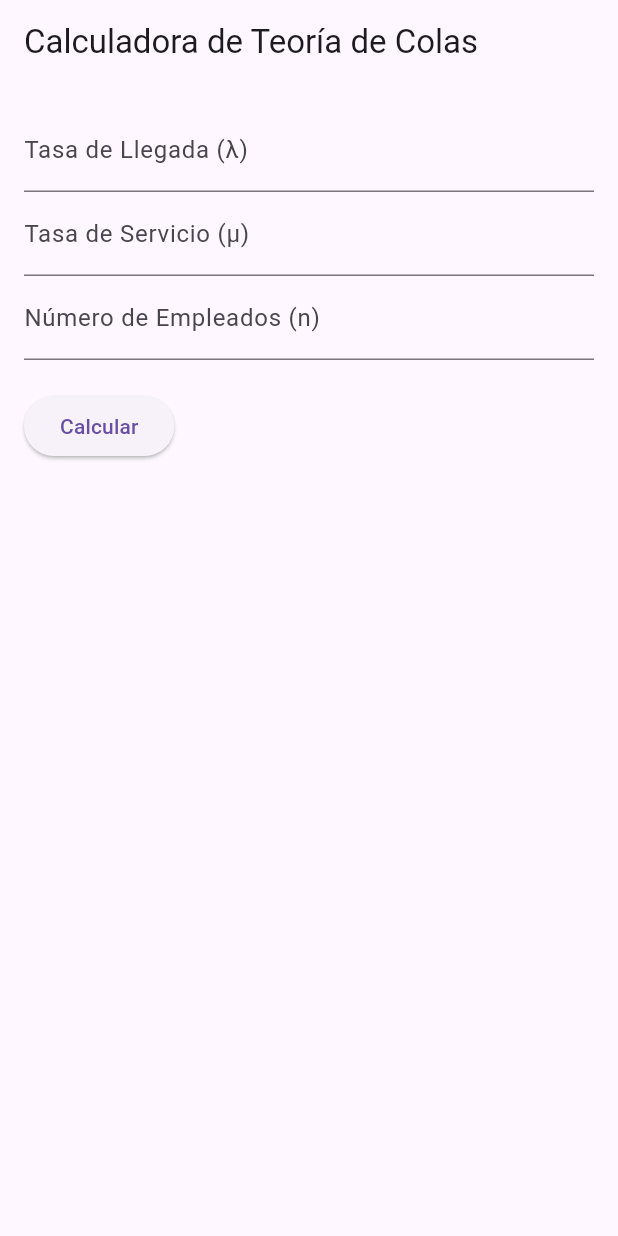
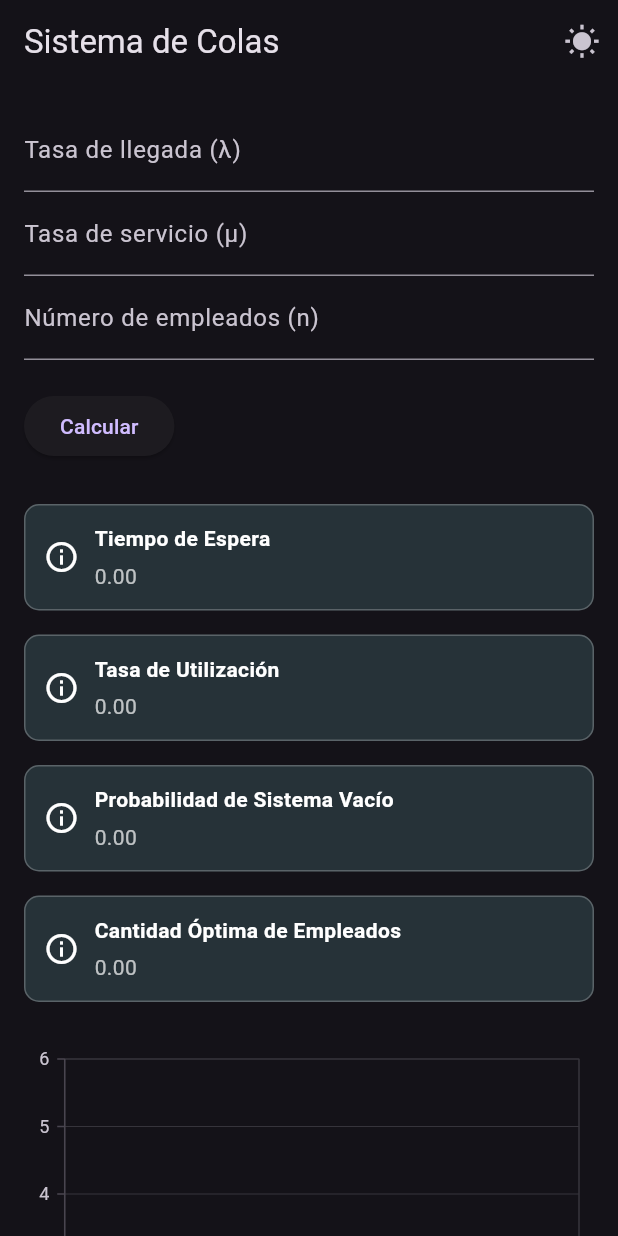
Before and after one commit to sedress/Teoria_de_colas, a Flutter app: the screen it shows after launch, on a phone screen of 412 x 824 dp. Run offline on Flutter 3.47's test engine with Material 3 defaults, Android fonts, the phone set to English and light mode, and no system bars; our stand-ins replace syncfusion_flutter_charts.

Commit message:
Grafico, modo oscuro, y parte de los resultados funcionando

```diff
--- a/lib/main.dart
+++ b/lib/main.dart
@@ -1,85 +1,160 @@
 import 'package:flutter/material.dart';
-import 'package:fl_chart/fl_chart.dart';
-import 'queue_theory_model.dart';
+import 'package:syncfusion_flutter_charts/charts.dart';
 
-void main() {
-  runApp(QueueApp());
+void main() => runApp(MyApp());
+
+class MyApp extends StatefulWidget {
+  @override
+  _MyAppState createState() => _MyAppState();
 }
 
-class QueueApp extends StatelessWidget {
+class _MyAppState extends State<MyApp> {
+  bool _isDarkMode = true; // Variable para controlar el modo oscuro
+
+  void _toggleTheme() {
+    setState(() {
+      _isDarkMode = !_isDarkMode; // Alternar entre modo claro y oscuro
+    });
+  }
+
   @override
   Widget build(BuildContext context) {
     return MaterialApp(
-      title: 'Calculadora de Teoría de Colas',
-      theme: ThemeData(
-        primarySwatch: Colors.blue,
-      ),
-      home: PantallaCalculadoraColas(),
+      title: 'Sistema de Colas',
+      theme: _isDarkMode
+          ? ThemeData.dark() // Modo oscuro
+          : ThemeData.light(), // Modo claro
+      home: SistemaColasScreen(toggleTheme: _toggleTheme, isDarkMode: _isDarkMode),
     );
   }
 }
 
-class PantallaCalculadoraColas extends StatefulWidget {
+class SistemaColasScreen extends StatefulWidget {
+  final Function toggleTheme;
+  final bool isDarkMode;
+
+  SistemaColasScreen({required this.toggleTheme, required this.isDarkMode});
+
   @override
-  _PantallaCalculadoraColasState createState() => _PantallaCalculadoraColasState();
+  _SistemaColasScreenState createState() => _SistemaColasScreenState();
 }
 
-class _PantallaCalculadoraColasState extends State<PantallaCalculadoraColas> {
-  final _controladorLlegada = TextEditingController();
-  final _controladorServicio = TextEditingController();
-  final _controladorEmpleados = TextEditingController();
-  QueueTheoryModel? _modeloColas;
+class _SistemaColasScreenState extends State<SistemaColasScreen> {
+  final _lambdaController = TextEditingController();
+  final _muController = TextEditingController();
+  final _nController = TextEditingController();
+  double _espera = 0.0;
+  double _utilizacion = 0.0;
+  double _probabilidadVacia = 0.0;
+  double _empleadosOptimos = 0.0;
+
+  List<Map<String, dynamic>> _graphData = [];
 
   void _calcular() {
-    setState(() {
-      double tasaLlegada = double.parse(_controladorLlegada.text);
-      double tasaServicio = double.parse(_controladorServicio.text);
-      int numeroEmpleados = int.parse(_controladorEmpleados.text);
-
-      _modeloColas = QueueTheoryModel(
-        tasaLlegada: tasaLlegada,
-        tasaServicio: tasaServicio,
-        numeroEmpleados: numeroEmpleados,
+    if (_lambdaController.text.isEmpty || _muController.text.isEmpty || _nController.text.isEmpty) {
+      ScaffoldMessenger.of(context).showSnackBar(
+        SnackBar(content: Text('Por favor, ingrese todos los valores.')),
       );
-    });
+      return;
     }
 
-  void _mostrarGraficoTiempoEspera() {
-    if (_modeloColas != null) {
-      Navigator.push(
-        context,
-        MaterialPageRoute(
-          builder: (context) => GraficoTiempoEspera(
-            tiempoEsperaPromedio: _modeloColas!.tiempoEsperaPromedio,
+    try {
+      final lambda = double.parse(_lambdaController.text);
+      final mu = double.parse(_muController.text);
+      final n = int.parse(_nController.text);
+
+      final tiempoEspera = 1 / (mu - lambda);
+      final utilizacion = lambda / (mu * n);
+      final probabilidadVacia = 1 - utilizacion;
+      final empleadosOptimos = lambda / mu;
+
+      setState(() {
+        _espera = tiempoEspera;
+        _utilizacion = utilizacion;
+        _probabilidadVacia = probabilidadVacia;
+        _empleadosOptimos = empleadosOptimos;
+
+        // Actualizamos los datos del gráfico
+        _graphData = [
+          {'name': 'Tiempo de Espera', 'value': _espera},
+          {'name': 'Tasa de Utilización', 'value': _utilizacion},
+          {'name': 'Probabilidad Vacía', 'value': _probabilidadVacia},
+          {'name': 'Empleados Óptimos', 'value': _empleadosOptimos},
+        ];
+      });
+    } catch (e) {
+      ScaffoldMessenger.of(context).showSnackBar(
+        SnackBar(content: Text('Error en los cálculos. Verifique los valores ingresados.')),
+      );
+    }
+  }
+
+  Widget _buildMetricContainer(String label, double value) {
+    return Container(
+      margin: EdgeInsets.symmetric(vertical: 8.0),
+      padding: EdgeInsets.all(12.0),
+      decoration: BoxDecoration(
+        color: Colors.blueGrey[900],
+        borderRadius: BorderRadius.circular(10),
+        border: Border.all(color: Colors.white24),
+      ),
+      child: Row(
+        children: [
+          Icon(Icons.info_outline, color: Colors.white),
+          SizedBox(width: 10),
+          Expanded(
+            child: Column(
+              crossAxisAlignment: CrossAxisAlignment.start,
+              children: [
+                Text(
+                  label,
+                  style: TextStyle(color: Colors.white, fontWeight: FontWeight.bold),
+                ),
+                SizedBox(height: 5),
+                Text(
+                  value.toStringAsFixed(2),
+                  style: TextStyle(color: Colors.white70),
+                ),
+              ],
             ),
           ),
+        ],
+      ),
     );
-    }
   }
 
   @override
   Widget build(BuildContext context) {
     return Scaffold(
-      appBar: AppBar(title: Text('Calculadora de Teoría de Colas')),
-      body: Padding(
+      appBar: AppBar(
+        title: Text('Sistema de Colas'),
+        actions: [
+          IconButton(
+            icon: Icon(widget.isDarkMode ? Icons.wb_sunny : Icons.nightlight_round),
+            onPressed: () => widget.toggleTheme(), // Llamamos a la función para alternar el tema
+          ),
+        ],
+      ),
+      body: SingleChildScrollView( // Hacemos la columna desplazable
+        child: Padding(
           padding: const EdgeInsets.all(16.0),
           child: Column(
             crossAxisAlignment: CrossAxisAlignment.start,
             children: [
               TextField(
-              controller: _controladorLlegada,
+                controller: _lambdaController,
+                decoration: InputDecoration(labelText: 'Tasa de llegada (λ)'),
                 keyboardType: TextInputType.number,
-              decoration: InputDecoration(labelText: 'Tasa de Llegada (λ)'),
               ),
               TextField(
-              controller: _controladorServicio,
+                controller: _muController,
+                decoration: InputDecoration(labelText: 'Tasa de servicio (μ)'),
                 keyboardType: TextInputType.number,
-              decoration: InputDecoration(labelText: 'Tasa de Servicio (μ)'),
               ),
               TextField(
-              controller: _controladorEmpleados,
+                controller: _nController,
+                decoration: InputDecoration(labelText: 'Número de empleados (n)'),
                 keyboardType: TextInputType.number,
-              decoration: InputDecoration(labelText: 'Número de Empleados (n)'),
               ),
               SizedBox(height: 20),
               ElevatedButton(
@@ -87,107 +162,24 @@ class _PantallaCalculadoraColasState extends State<PantallaCalculadoraColas> {
                 child: Text('Calcular'),
               ),
               SizedBox(height: 20),
-            if (_modeloColas != null) ...[
-              TarjetaResultado(
-                titulo: 'Tiempo Promedio de Espera',
-                valor: '${_modeloColas!.tiempoEsperaPromedio.toStringAsFixed(2)} mins',
-              ),
-              TarjetaResultado(
-                titulo: 'Tasa de Utilización',
-                valor: '${(_modeloColas!.tasaUtilizacion * 100).toStringAsFixed(2)} %',
-              ),
-              TarjetaResultado(
-                titulo: 'Probabilidad de Sistema Vacío',
-                valor: '${(_modeloColas!.probabilidadSistemaVacio * 100).toStringAsFixed(2)} %',
-              ),
-              TarjetaResultado(
-                titulo: 'Cantidad Óptima de Empleados',
-                valor: '${_modeloColas!.cantidadOptimaEmpleados}',
-              ),
+              // Contenedor para cada resultado
+              _buildMetricContainer('Tiempo de Espera', _espera),
+              _buildMetricContainer('Tasa de Utilización', _utilizacion),
+              _buildMetricContainer('Probabilidad de Sistema Vacío', _probabilidadVacia),
+              _buildMetricContainer('Cantidad Óptima de Empleados', _empleadosOptimos),
               SizedBox(height: 20),
-              ElevatedButton(
-                onPressed: _mostrarGraficoTiempoEspera,
-                child: Text('Ver Gráfico de Tiempo de Espera'),
+              // Gráfico de los resultados
+              SfCartesianChart(
+                primaryXAxis: CategoryAxis(),
+                series: <ChartSeries>[
+                  ColumnSeries<Map<String, dynamic>, String>(
+                    dataSource: _graphData,
+                    xValueMapper: (data, _) => data['name'],
+                    yValueMapper: (data, _) => data['value'],
                   ),
                 ],
-          ],
-        ),
-      ),
-    );
-  }
-}
-
-class TarjetaResultado extends StatelessWidget {
-  final String titulo;
-  final String valor;
-
-  TarjetaResultado({required this.titulo, required this.valor});
-
-  @override
-  Widget build(BuildContext context) {
-    return Card(
-      child: ListTile(
-        title: Text(titulo),
-        trailing: Text(valor, style: TextStyle(fontWeight: FontWeight.bold)),
-      ),
-    );
-  }
-}
-
-class GraficoTiempoEspera extends StatelessWidget {
-  final double tiempoEsperaPromedio;
-
-  GraficoTiempoEspera({required this.tiempoEsperaPromedio});
-
-  @override
-  Widget build(BuildContext context) {
-    return Scaffold(
-      appBar: AppBar(title: Text('Gráfico de Tiempo de Espera')),
-      body: Center(
-        child: Padding(
-          padding: const EdgeInsets.all(16.0),
-          child: SizedBox(
-            height: 300,
-            width: 350,
-            child: LineChart(
-              LineChartData(
-                lineBarsData: [
-                  LineChartBarData(
-                    spots: List.generate(
-                      10,
-                          (index) => FlSpot(index.toDouble(), tiempoEsperaPromedio * (index + 1)),
-                    ),
-                    isCurved: true,
-                    barWidth: 3,
-                    gradient: LinearGradient(
-                      colors: [Colors.blue, Colors.lightBlue],
-                    ),
-                    belowBarData: BarAreaData(show: false),
               ),
             ],
-                titlesData: FlTitlesData(
-                  leftTitles: AxisTitles(
-                    sideTitles: SideTitles(
-                      showTitles: true,
-                      reservedSize: 40,
-                      getTitlesWidget: (value, meta) {
-                        return Text('${value.toStringAsFixed(1)} mins');
-                      },
-                    ),
-                  ),
-                  bottomTitles: AxisTitles(
-                    sideTitles: SideTitles(
-                      showTitles: true,
-                      getTitlesWidget: (value, meta) {
-                        return Text('T${value.toInt()}');
-                      },
-                    ),
-                  ),
-                ),
-                borderData: FlBorderData(show: true),
-                gridData: FlGridData(show: true),
-              ),
-            ),
           ),
         ),
       ),
--- a/lib/queue_theory_model.dart
+++ /dev/null
@@ -1,42 +0,0 @@
-// queue_theory_model.dart
-
-class QueueTheoryModel {
-  final double tasaLlegada; // Tasa de llegada (λ)
-  final double tasaServicio; // Tasa de servicio (μ)
-  final int numeroEmpleados; // Número de empleados (n)
-
-  QueueTheoryModel({
-    required this.tasaLlegada,
-    required this.tasaServicio,
-    required this.numeroEmpleados,
-  });
-
-  // Cálculo de la utilización de empleados (ρ)
-  double get tasaUtilizacion => tasaLlegada / (numeroEmpleados * tasaServicio);
-
-  // Tiempo promedio de espera en la fila (Wq)
-  double get tiempoEsperaPromedio {
-    double rho = tasaUtilizacion;
-    return (rho / (1 - rho)) / tasaLlegada;
-  }
-
-  // Probabilidad de que el sistema esté vacío (P0)
-  double get probabilidadSistemaVacio => 1 - tasaUtilizacion;
-
-  // Cantidad óptima de empleados recomendada para minimizar el tiempo de espera
-  int get cantidadOptimaEmpleados {
-    int empleadosOptimos = numeroEmpleados;
-    double minTiempoEspera = tiempoEsperaPromedio;
-
-    // Buscamos el número mínimo de empleados que minimiza el tiempo de espera
-    for (int i = 1; i <= 10; i++) {
-      double utilizacion = tasaLlegada / (i * tasaServicio);
-      double tiempoEspera = (utilizacion / (1 - utilizacion)) / tasaLlegada;
-      if (tiempoEspera < minTiempoEspera) {
-        minTiempoEspera = tiempoEspera;
-        empleadosOptimos = i;
-      }
-    }
-    return empleadosOptimos;
-  }
-}
--- a/pubspec.yaml
+++ b/pubspec.yaml
@@ -1,4 +1,4 @@
-name: untitled
+name: cola_espera_app
 description: "A new Flutter project."
 # The following line prevents the package from being accidentally published to
 # pub.dev using `flutter pub publish`. This is preferred for private packages.
@@ -28,11 +28,9 @@ environment:
 # the latest version available on pub.dev. To see which dependencies have newer
 # versions available, run `flutter pub outdated`.
 dependencies:
-  fl_chart: ^0.69.0
   flutter:
     sdk: flutter
-
-
+  syncfusion_flutter_charts: ^20.3.47
   # The following adds the Cupertino Icons font to your application.
   # Use with the CupertinoIcons class for iOS style icons.
   cupertino_icons: ^1.0.8
```
Also changed, not shown: pubspec.lock, 51 other files. Lines whose indentation alone changed are shown as unchanged.
